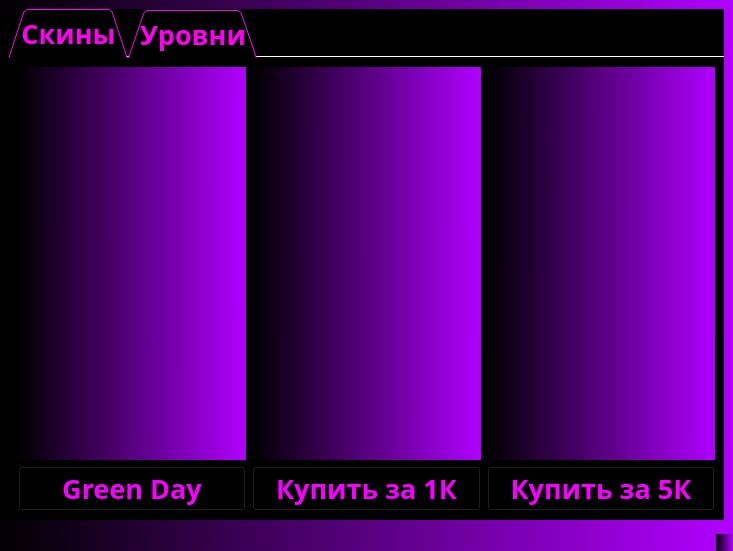
The window that shop.ui (Leonid-poc/Git_project) describes before a commit, drawn with Qt 5.
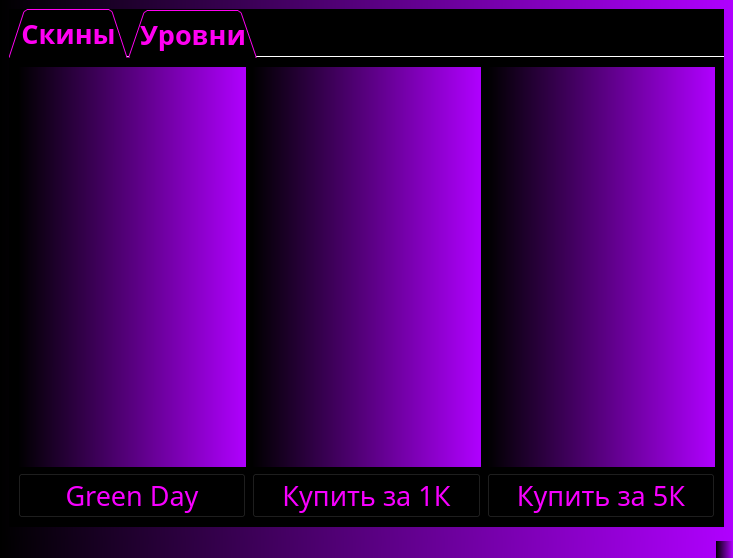
The same window after the commit.

The edit to the form file:
```diff
--- a/shop.ui
+++ b/shop.ui
@@ -7,7 +7,7 @@
     <x>0</x>
     <y>0</y>
     <width>733</width>
-    <height>551</height>
+    <height>558</height>
    </rect>
   </property>
   <property name="acceptDrops">
@@ -114,10 +114,10 @@
          <widget class="QPushButton" name="pushButton">
           <property name="font">
            <font>
-            <family>Rockwell</family>
+            <family>Cyberwar</family>
             <pointsize>20</pointsize>
-            <weight>75</weight>
-            <bold>true</bold>
+            <weight>50</weight>
+            <bold>false</bold>
            </font>
           </property>
           <property name="styleSheet">
@@ -136,10 +136,10 @@
           </property>
           <property name="font">
            <font>
-            <family>Rockwell</family>
+            <family>Cyberwar</family>
             <pointsize>20</pointsize>
-            <weight>75</weight>
-            <bold>true</bold>
+            <weight>50</weight>
+            <bold>false</bold>
            </font>
           </property>
           <property name="styleSheet">
@@ -158,10 +158,10 @@
           </property>
           <property name="font">
            <font>
-            <family>Rockwell</family>
+            <family>Cyberwar</family>
             <pointsize>20</pointsize>
-            <weight>75</weight>
-            <bold>true</bold>
+            <weight>50</weight>
+            <bold>false</bold>
            </font>
           </property>
           <property name="styleSheet">
```
Left out of the diff: 18 changed lines with no effect on the pictures.
